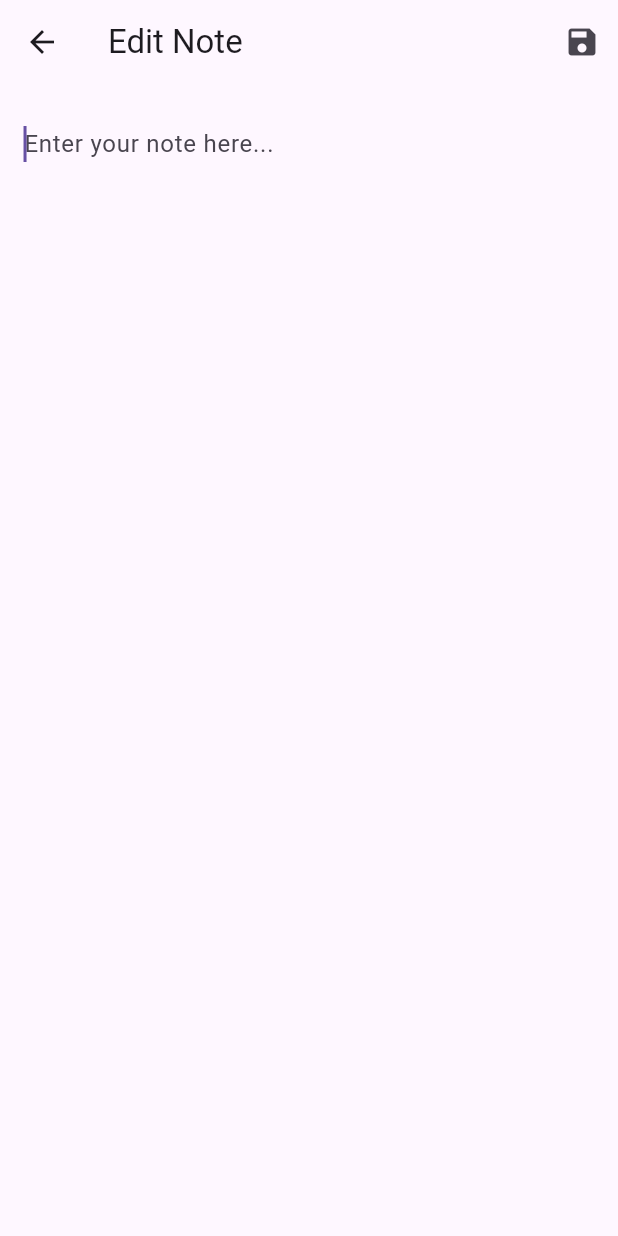
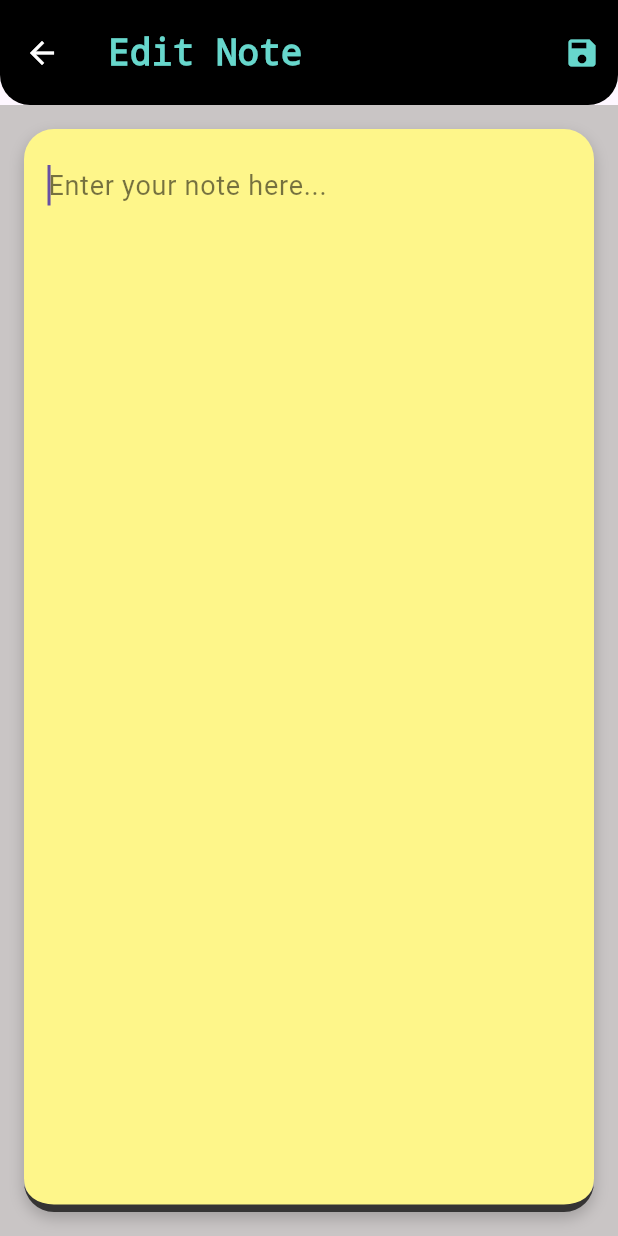
Before and after one commit to omeshapasan2/Flutter-React-Notes-App, a Flutter app: the NoteEditorScreen screen opened directly with empty values, on a phone screen of 412 x 824 dp. Run offline on Flutter 3.47's test engine with Material 3 defaults, Android fonts, the phone set to English and light mode, and no system bars; our stand-ins replace cloud_firestore, firebase_auth, firebase_core; accounts and stored records are empty.

Commit message:
App Update .Note Update Screen Styled

```diff
--- a/hyper_notes_flutter/lib/screens/note_editor_screen.dart
+++ b/hyper_notes_flutter/lib/screens/note_editor_screen.dart
@@ -18,11 +18,19 @@ class NoteEditorScreen extends StatefulWidget {
 class _NoteEditorScreenState extends State<NoteEditorScreen> {
   late TextEditingController _controller;
   final FirestoreService _firestoreService = FirestoreService();
+  bool _isEdited = false;
 
   @override
   void initState() {
     super.initState();
     _controller = TextEditingController(text: widget.initialText);
+    _controller.addListener(() {
+      if (_controller.text != widget.initialText && !_isEdited) {
+        setState(() {
+          _isEdited = true;
+        });
+      }
+    });
   }
 
   @override
@@ -33,36 +41,116 @@ class _NoteEditorScreenState extends State<NoteEditorScreen> {
 
   @override
   Widget build(BuildContext context) {
+    final isDarkMode = Theme.of(context).brightness == Brightness.dark;
+
     return Scaffold(
       appBar: AppBar(
-        title: Text('Edit Note'),
+        backgroundColor: const Color.fromARGB(255, 0, 0, 0),
+        foregroundColor: Colors.white,
+        elevation: 0,
+        shape: const RoundedRectangleBorder(
+          borderRadius: BorderRadius.vertical(
+            bottom: Radius.circular(20),
+          ),
+        ),
+        title: const Text(
+          'Edit Note',
+          style: TextStyle(
+            fontSize: 24,
+            fontWeight: FontWeight.bold,
+            fontFamily: 'Courier',
+            color: Color(0xFF67d7cc),
+          ),
+        ),
         actions: [
           IconButton(
-            icon: Icon(Icons.save),
+            icon: Icon(
+              Icons.save,
+              color: const Color(0xFF67d7cc),
+            ),
             onPressed: () async {
               if (_controller.text.trim().isNotEmpty) {
                 await _firestoreService.updateNote(
                   widget.noteId,
                   _controller.text,
                 );
+                if (context.mounted) {
                   Navigator.pop(context);
+                }
               }
             },
           ),
         ],
+        toolbarHeight: 70,
       ),
-      body: Padding(
-        padding: EdgeInsets.all(16),
+      body: Container(
+        color: isDarkMode
+            ? const Color.fromARGB(255, 0, 0, 0)
+            : const Color.fromARGB(255, 201, 197, 197),
+        child: Padding(
+          padding: const EdgeInsets.all(16),
+          child: Container(
+            decoration: BoxDecoration(
+              color: const Color(0xFFfef68a),
+              borderRadius: BorderRadius.circular(20),
+              boxShadow: [
+                BoxShadow(
+                  color: Colors.black.withOpacity(0.2),
+                  blurRadius: 8,
+                  offset: const Offset(0, 4),
+                ),
+              ],
+              border: const Border(
+                bottom: BorderSide(
+                  color: Color(0xFF353434),
+                  width: 5,
+                ),
+              ),
+            ),
+            child: Padding(
+              padding: const EdgeInsets.all(16),
               child: TextField(
                 controller: _controller,
-          maxLines: null, // Expands to fill available space
-          decoration: InputDecoration(
+                maxLines: null,
+                expands: true,
+                style: const TextStyle(
+                  color: Colors.black,
+                  fontSize: 18,
+                ),
+                decoration: const InputDecoration(
                   border: InputBorder.none,
                   hintText: 'Enter your note here...',
+                  hintStyle: TextStyle(
+                    color: Colors.black54,
+                  ),
                 ),
                 autofocus: true,
               ),
             ),
+          ),
+        ),
+      ),
+      floatingActionButton: _isEdited ? FloatingActionButton(
+        backgroundColor: const Color(0xFF67d7cc),
+        foregroundColor: Colors.black,
+        elevation: 8,
+        shape: RoundedRectangleBorder(
+          borderRadius: BorderRadius.circular(15),
+          side: const BorderSide(color: Color(0xFF353434), width: 2),
+        ),
+        child: const Icon(Icons.save),
+        onPressed: () async {
+          if (_controller.text.trim().isNotEmpty) {
+            await _firestoreService.updateNote(
+              widget.noteId,
+              _controller.text,
+            );
+            if (context.mounted) {
+              Navigator.pop(context);
+            }
+          }
+        },
+      ) : null,
     );
   }
 }
```
Lines whose indentation alone changed are shown as unchanged.
